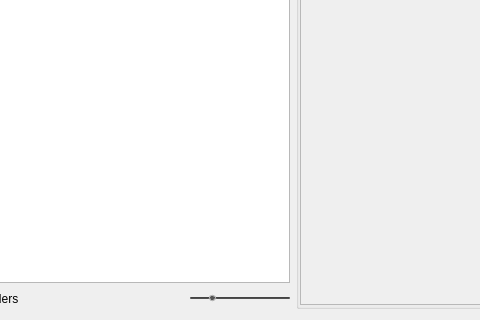
Above: resources/dialog.ui from shotgunsoftware/tk-multi-loader2 before the change; both pictures show x 407 to 887 and y 319 to 639 of the 1114 by 639 pixel window. Below: the same form after it.
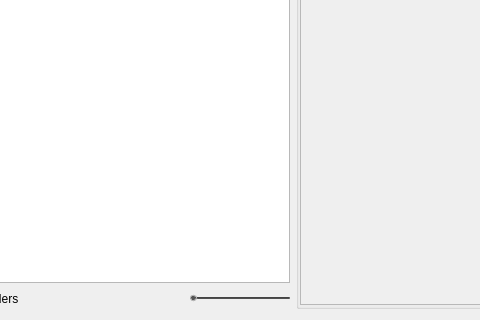
That is the form after the change. Icons and pictures are not drawn.

The edit to the form file:
```diff
--- a/resources/dialog.ui
+++ b/resources/dialog.ui
@@ -256,10 +256,10 @@
 </string>
          </property>
          <property name="minimum">
-          <number>50</number>
+          <number>100</number>
          </property>
          <property name="maximum">
-          <number>300</number>
+          <number>500</number>
          </property>
          <property name="value">
           <number>100</number>
```
